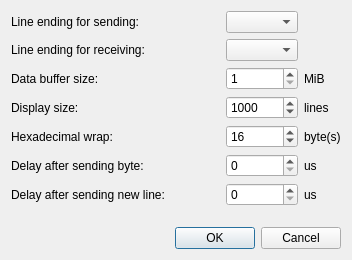
This is consolesettingsdialog.ui in ivanovp/iserterm as Qt 5 draws it before an edit. The edited form follows.
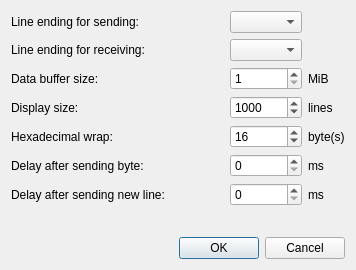
This is the edited form.

Diff of the .ui file:
```diff
--- a/consolesettingsdialog.ui
+++ b/consolesettingsdialog.ui
@@ -6,8 +6,8 @@
    <rect>
     <x>0</x>
     <y>0</y>
-    <width>352</width>
-    <height>260</height>
+    <width>356</width>
+    <height>270</height>
    </rect>
   </property>
   <property name="windowTitle">
@@ -56,7 +56,7 @@
      <item row="5" column="2">
       <widget class="QLabel" name="label_10">
        <property name="text">
-        <string>us</string>
+        <string>ms</string>
        </property>
       </widget>
      </item>
@@ -117,7 +117,7 @@
      <item row="5" column="1">
       <widget class="QSpinBox" name="delayAfterSendByteSpinBox">
        <property name="maximum">
-        <number>10000000</number>
+        <number>10000</number>
        </property>
       </widget>
      </item>
@@ -145,14 +145,14 @@
      <item row="6" column="2">
       <widget class="QLabel" name="label_12">
        <property name="text">
-        <string>us</string>
+        <string>ms</string>
        </property>
       </widget>
      </item>
      <item row="6" column="1">
       <widget class="QSpinBox" name="delayAfterSendNewLineSpinBox">
        <property name="maximum">
-        <number>10000000</number>
+        <number>10000</number>
        </property>
       </widget>
      </item>
```
